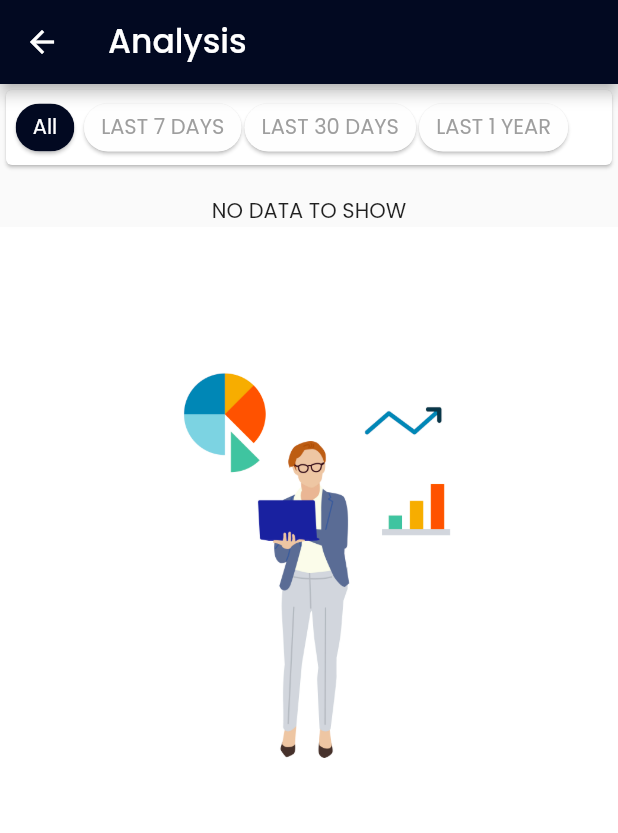
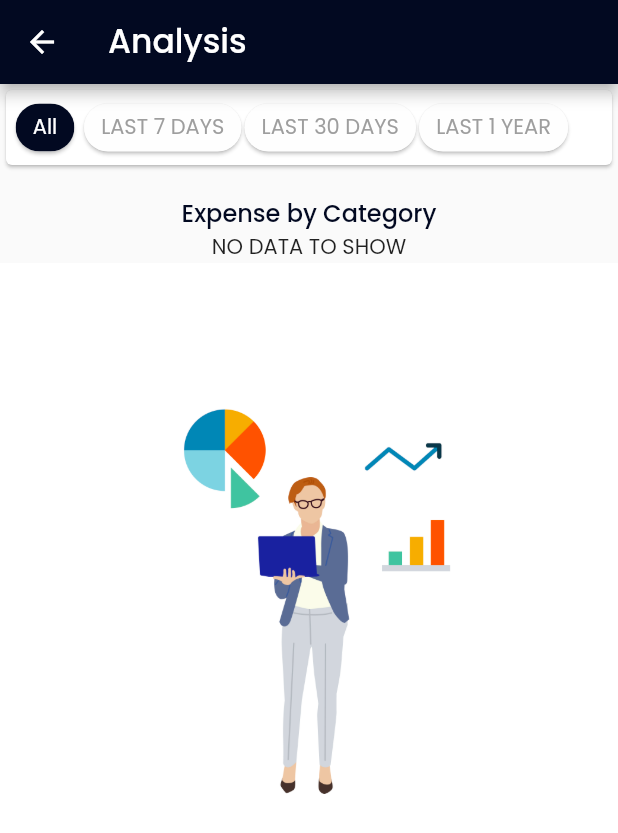
Before and after one commit to SamratAlShahriar/expense_tracker_app, a Flutter app: the AnalysisPage screen opened directly with empty values, on a phone screen of 412 x 824 dp. Shown: the top 833 px of the screen. Run offline on Flutter 3.47's test engine with Material 2 defaults, Android fonts, the phone set to English and light mode, and no system bars; our stand-ins replace fluttertoast, pie_chart, shared_preferences, sqflite; accounts and stored records are empty.

Commit message:
analysis page text added

```diff
--- a/lib/pages/analysis_page.dart
+++ b/lib/pages/analysis_page.dart
@@ -168,6 +168,9 @@ class _AnalysisPageState extends State<AnalysisPage> {
             SizedBox(
               height: 16,
             ),
+            Text('Expense by Category', style: Theme.of(context).textTheme.titleMedium!.copyWith(
+              color: colorBlueDark,
+            ),),
             FutureBuilder(
               future: transactionProvider.getCategoryWiseExpenseList(id: userId!, startTime: getPreviousDatetimeByDays(days: selectedDays).toString(), endTime: DateTime.now().toString()),
               builder: (context, snapshot) {
```
